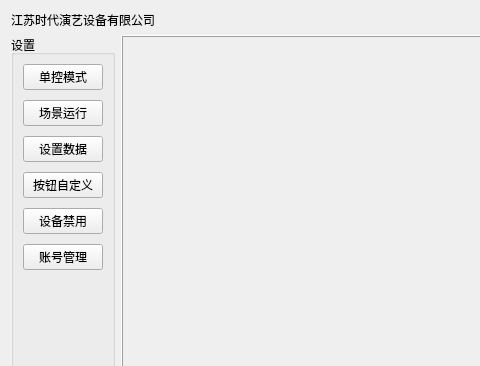
The window that ui/mainwindow.ui (niuyuxin/touchScreen) describes before a commit, drawn with Qt 5; both pictures show x 0 to 480 and y 0 to 366 of the 826 by 577 pixel window.
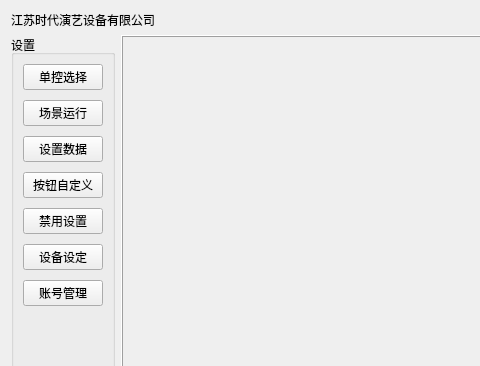
The same window after the commit.

```diff
--- a/ui/mainwindow.ui
+++ b/ui/mainwindow.ui
@@ -6,7 +6,7 @@
    <rect>
     <x>0</x>
     <y>0</y>
-    <width>693</width>
+    <width>813</width>
     <height>577</height>
    </rect>
   </property>
@@ -47,7 +47,7 @@
            </size>
           </property>
           <property name="text">
-           <string>单控模式</string>
+           <string>单控选择</string>
           </property>
          </widget>
         </item>
@@ -75,7 +75,14 @@
         <item>
          <widget class="QPushButton" name="forbidDevPushButton">
           <property name="text">
-           <string>设备禁用</string>
+           <string>禁用设置</string>
+          </property>
+         </widget>
+        </item>
+        <item>
+         <widget class="QPushButton" name="settingDevPushButton">
+          <property name="text">
+           <string>设备设定</string>
           </property>
          </widget>
         </item>
```
Left out of the diff: 2 changed lines with no effect on the pictures.
